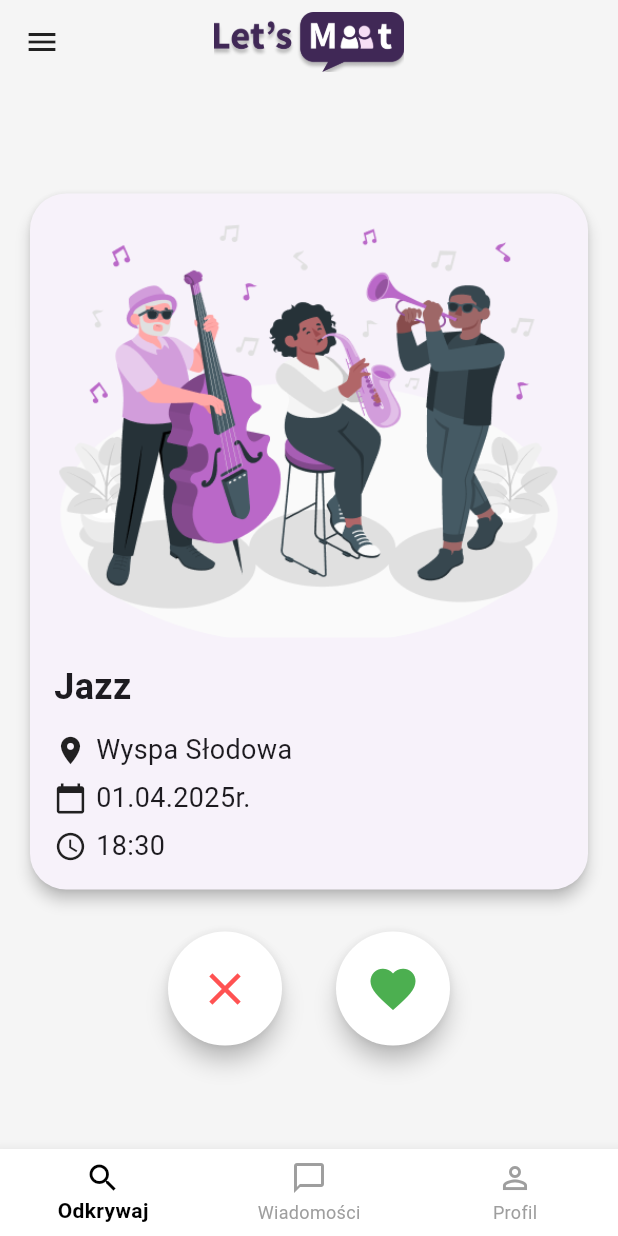
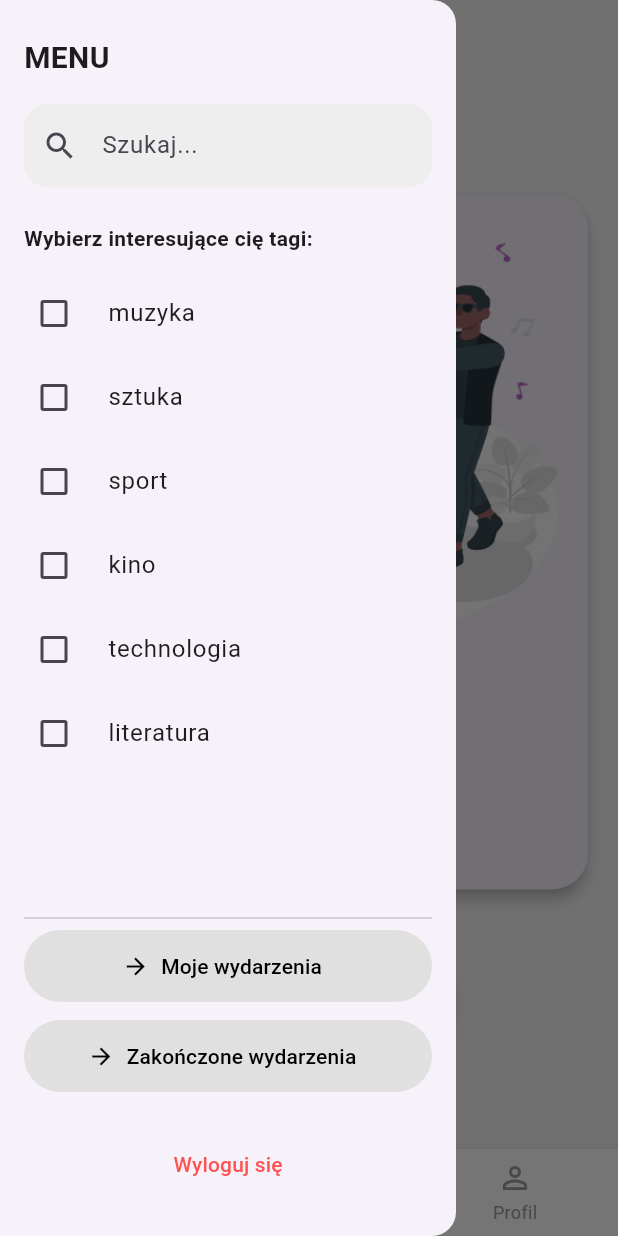
Before and after one commit to sentiww/lets-meet, a Flutter app: the FeedScreen screen opened by its route, with the side drawer open (before the commit the screen has no drawer), on a phone screen of 412 x 824 dp. Run offline on Flutter 3.47's test engine with Material 3 defaults, Android fonts, the phone set to English and light mode, and no system bars; our stand-ins replace flutter_riverpod, flutter_secure_storage, go_router; accounts and stored records are empty.

Commit message:
implemented drawer menu with tag filtering and logout button

```diff
--- a/lib/features/events/presentation/feed_screen.dart
+++ b/lib/features/events/presentation/feed_screen.dart
@@ -1,4 +1,5 @@
 import 'package:flutter/material.dart';
+import '../../../widgets/feed_drawer.dart';
 
 class FeedScreen extends StatelessWidget {
   const FeedScreen({super.key});
@@ -10,9 +11,11 @@ class FeedScreen extends StatelessWidget {
       appBar: AppBar(
         backgroundColor: Colors.transparent,
         elevation: 0,
-        leading: IconButton(
-          icon: const Icon(Icons.menu, color: Colors.black87),
-          onPressed: () {},
+        leading: Builder(
+          builder: (context) => IconButton(
+            icon: const Icon(Icons.menu, color: Colors.black87),
+            onPressed: () => Scaffold.of(context).openDrawer(),
+          ),
         ),
         title: Image.asset(
           'assets/images/appLogoDark.png',
@@ -20,6 +23,7 @@ class FeedScreen extends StatelessWidget {
         ),
         centerTitle: true,
       ),
+      drawer: const FeedDrawer(),
       backgroundColor: const Color(0xFFF5F5F5),
       body: LayoutBuilder(
         builder: (context, constraints) {
@@ -116,9 +120,9 @@ class _EventCard extends StatelessWidget {
 class _ActionButtons extends StatelessWidget {
   @override
   Widget build(BuildContext context) {
-    return Row(
+    return const Row(
       mainAxisAlignment: MainAxisAlignment.center,
-      children: const [
+      children: [
         _CircleButton(
           icon: Icons.close,
           color: Colors.redAccent,
--- /dev/null
+++ b/lib/widgets/feed_drawer.dart
@@ -0,0 +1,135 @@
+import 'package:flutter/material.dart';
+import 'package:go_router/go_router.dart';
+import '../services/auth_service.dart';
+
+class FeedDrawer extends StatefulWidget {
+  const FeedDrawer({super.key});
+
+  @override
+  State<FeedDrawer> createState() => _FeedDrawerState();
+}
+
+class _FeedDrawerState extends State<FeedDrawer> with SingleTickerProviderStateMixin {
+  final List<String> allTags = [
+    'muzyka',
+    'sztuka',
+    'sport',
+    'kino',
+    'technologia',
+    'literatura'
+  ];
+
+  final Set<String> selectedTags = {};
+  String searchQuery = '';
+
+  @override
+  Widget build(BuildContext context) {
+    final filteredTags = allTags
+        .where((tag) => tag.toLowerCase().contains(searchQuery.toLowerCase()))
+        .toList();
+
+    return Drawer(
+      child: SafeArea(
+        child: AnimatedContainer(
+          duration: const Duration(milliseconds: 300),
+          curve: Curves.easeInOut,
+          padding: const EdgeInsets.symmetric(horizontal: 16, vertical: 24),
+          child: Column(
+            crossAxisAlignment: CrossAxisAlignment.start,
+            children: [
+              const Text(
+                'MENU',
+                style: TextStyle(fontSize: 20, fontWeight: FontWeight.bold),
+              ),
+              const SizedBox(height: 16),
+              TextField(
+                decoration: InputDecoration(
+                  hintText: 'Szukaj...',
+                  prefixIcon: const Icon(Icons.search),
+                  filled: true,
+                  fillColor: Colors.grey.shade200,
+                  border: OutlineInputBorder(
+                    borderRadius: BorderRadius.circular(16),
+                    borderSide: BorderSide.none,
+                  ),
+                ),
+                onChanged: (value) => setState(() => searchQuery = value),
+              ),
+              const SizedBox(height: 24),
+              const Text(
+                'Wybierz interesujące cię tagi:',
+                style: TextStyle(fontWeight: FontWeight.bold),
+              ),
+              const SizedBox(height: 12),
+              Expanded(
+                child: ListView(
+                  children: filteredTags.map((tag) {
+                    return CheckboxListTile(
+                      value: selectedTags.contains(tag),
+                      onChanged: (checked) {
+                        setState(() {
+                          if (checked == true) {
+                            selectedTags.add(tag);
+                          } else {
+                            selectedTags.remove(tag);
+                          }
+                        });
+                      },
+                      title: Text(tag),
+                      contentPadding: EdgeInsets.zero,
+                      activeColor: const Color(0xFF4A148C),
+                      controlAffinity: ListTileControlAffinity.leading,
+                    );
+                  }).toList(),
+                ),
+              ),
+              const Divider(),
+              ElevatedButton.icon(
+                onPressed: () {},
+                icon: const Icon(Icons.arrow_forward),
+                label: const Text('Moje wydarzenia'),
+                style: ElevatedButton.styleFrom(
+                  backgroundColor: Colors.grey.shade300,
+                  foregroundColor: Colors.black,
+                  elevation: 0,
+                  shape: RoundedRectangleBorder(
+                    borderRadius: BorderRadius.circular(40),
+                  ),
+                  minimumSize: const Size.fromHeight(48),
+                ),
+              ),
+              const SizedBox(height: 12),
+              ElevatedButton.icon(
+                onPressed: () {},
+                icon: const Icon(Icons.arrow_forward),
+                label: const Text('Zakończone wydarzenia'),
+                style: ElevatedButton.styleFrom(
+                  backgroundColor: Colors.grey.shade300,
+                  foregroundColor: Colors.black,
+                  elevation: 0,
+                  shape: RoundedRectangleBorder(
+                    borderRadius: BorderRadius.circular(40),
+                  ),
+                  minimumSize: const Size.fromHeight(48),
+                ),
+              ),
+              const SizedBox(height: 24),
+              Center(
+                child: TextButton(
+                  onPressed: () async {
+                    await AuthService.signOut();
+                    if (context.mounted) context.go('/');
+                  },
+                  child: const Text(
+                    'Wyloguj się',
+                    style: TextStyle(color: Colors.redAccent),
+                  ),
+                ),
+              ),
+            ],
+          ),
+        ),
+      ),
+    );
+  }
+}
```
